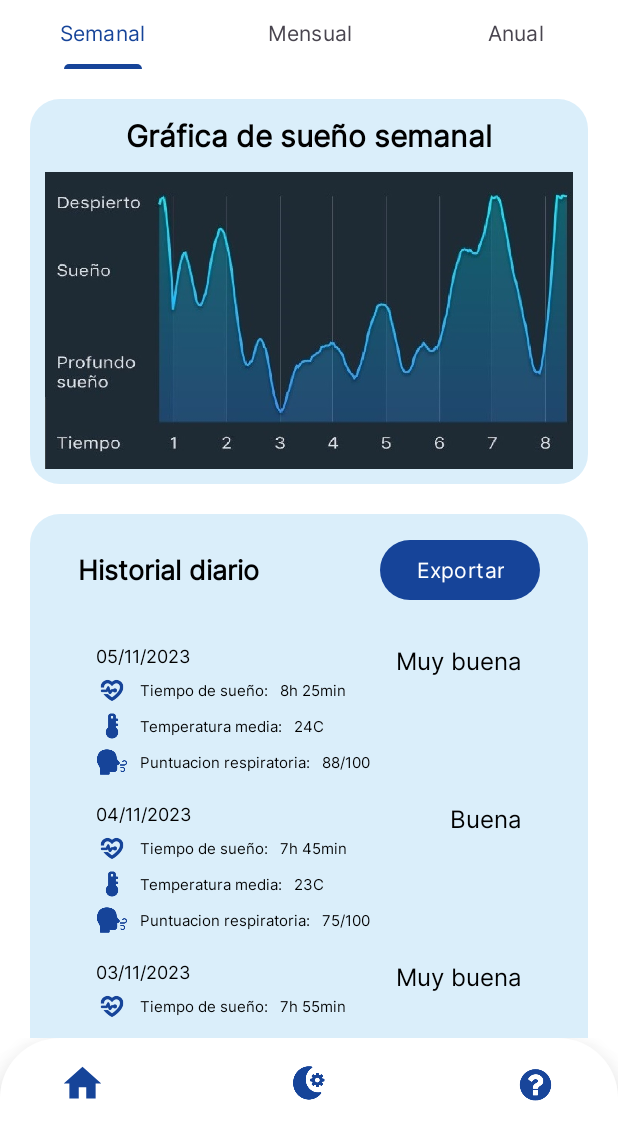
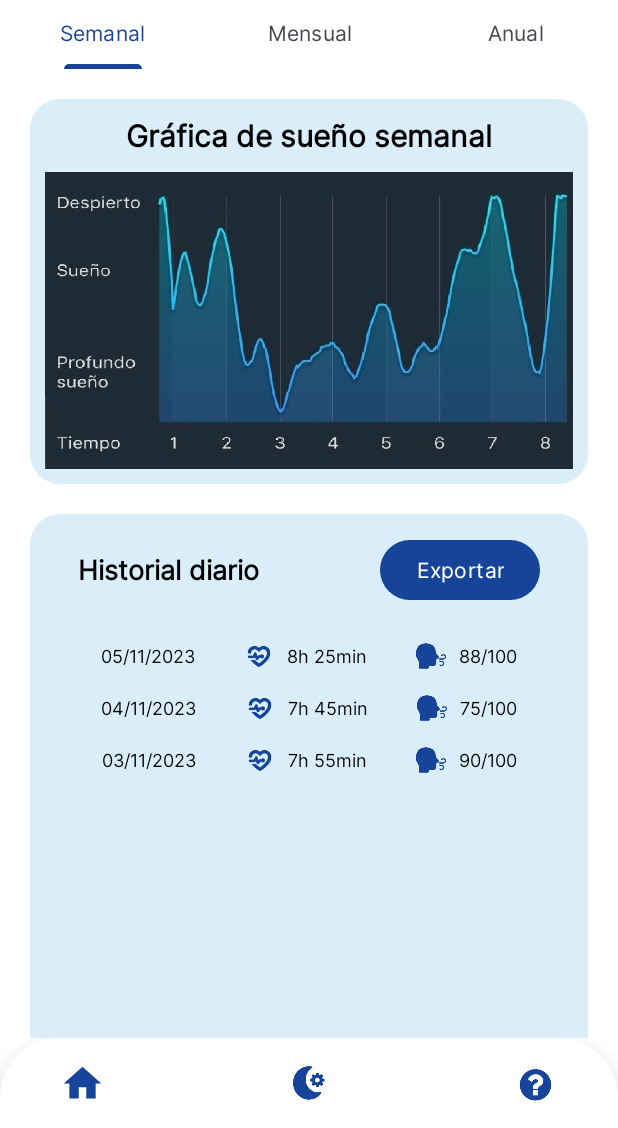
Before and after one commit to juandiazx/Hypnos, an Android app: the HistorialFragmentSemana screen opened directly, with no data from a screen before it, on a phone screen of 412 x 824 dp, the part 108-1236 px from its top. Run offline under Robolectric (Android 15) with nearby library versions, the phone set to English and light mode, and no system bars.

Commit message:
recyclerView interactivo funciona (por fin dios mio odio android)
no quiero hacer esto mas nunca

```diff
--- a/android/app/src/main/java/com/example/hypnosapp/historial/AdaptadorDias.java
+++ b/android/app/src/main/java/com/example/hypnosapp/historial/AdaptadorDias.java
@@ -1,4 +1,5 @@
 package com.example.hypnosapp.historial;
+
 import android.content.Context;
 import android.view.LayoutInflater;
 import android.view.View;
@@ -6,6 +7,7 @@ import android.view.ViewGroup;
 import android.widget.TextView;
 
 import androidx.annotation.NonNull;
+import androidx.constraintlayout.widget.ConstraintLayout;
 import androidx.recyclerview.widget.RecyclerView;
 
 import com.example.hypnosapp.R;
@@ -14,7 +16,8 @@ import java.util.List;
 
 public class AdaptadorDias extends RecyclerView.Adapter<AdaptadorDias.ViewHolder> {
     private Context context;
-    private List<DiaModel> listaDias; // Asegúrate de crear la clase DiaModel para representar la información de fecha y puntuación.
+    private List<DiaModel> listaDias;
+    private int expandedPosition = -1; // Posición del elemento expandido, -1 significa ninguno
 
     public AdaptadorDias(Context context, List<DiaModel> listaDias) {
         this.context = context;
@@ -24,14 +27,14 @@ public class AdaptadorDias extends RecyclerView.Adapter<AdaptadorDias.ViewHolder
     @NonNull
     @Override
     public ViewHolder onCreateViewHolder(@NonNull ViewGroup parent, int viewType) {
-        View view = LayoutInflater.from(context).inflate(R.layout.elemento_historial, parent, false);
+        View view = LayoutInflater.from(context).inflate(R.layout.elemento_historial_padre, parent, false);
         return new ViewHolder(view);
     }
 
     @Override
     public void onBindViewHolder(@NonNull ViewHolder holder, int position) {
         DiaModel dia = listaDias.get(position);
-        holder.bind(dia);
+        holder.bind(dia, position);
     }
 
     @Override
@@ -40,31 +43,80 @@ public class AdaptadorDias extends RecyclerView.Adapter<AdaptadorDias.ViewHolder
     }
 
     public class ViewHolder extends RecyclerView.ViewHolder {
-        // Declarar las vistas del elemento del RecyclerView aquí, por ejemplo, TextViews para fecha y puntuación.
-        TextView fechaTextView;
-        TextView puntuacionRespiratoriaTextView;
-        TextView puntuacionTextoTextview;
-        TextView temperaturaMediaTextView;
-        TextView tiempoSuenioTextView;
+        TextView fechaTextView, puntuacionRespiratoriaTextView, puntuacionTextoTextview, temperaturaMediaTextView, tiempoSuenioTextView;
+        TextView fechaCompletotv, puntRespiratoriaCompletotv, tiempoSuenioCompletoTv;
+        ConstraintLayout reducidoView, completoView;
+        boolean isExpanded = false; // Para rastrear el estado
 
         public ViewHolder(View itemView) {
             super(itemView);
-            // Inicializar las vistas aquí mediante findViewById con las referencias correctas
+            reducidoView = itemView.findViewById(R.id.elementoHistorialReducido);
+            completoView = itemView.findViewById(R.id.elementoHistorialCompleto);
+
             fechaTextView = itemView.findViewById(R.id.fechaElementoHistorial);
             puntuacionRespiratoriaTextView = itemView.findViewById(R.id.puntuacionRespiratoriaHistorial);
+            tiempoSuenioTextView = itemView.findViewById(R.id.tiempoSuenioHistorial);
+
+            fechaCompletotv = itemView.findViewById(R.id.fechaElementoHistorialCompleto);
+            puntRespiratoriaCompletotv = itemView.findViewById(R.id.puntuacionRespiratoriaHistorialCompleto);
+            tiempoSuenioCompletoTv = itemView.findViewById(R.id.tiempoSuenioHistorialCompleto);
             puntuacionTextoTextview = itemView.findViewById(R.id.puntuacionTextoHistorial);
             temperaturaMediaTextView = itemView.findViewById(R.id.temperaturaMediaHistorial);
-            tiempoSuenioTextView = itemView.findViewById(R.id.tiempoSuenioHistorial);
+
+            itemView.setOnClickListener(new View.OnClickListener() {
+                @Override
+                public void onClick(View v) {
+                    isExpanded = !isExpanded;
+                    updateView();
+                }
+            });
         }
 
-        public void bind(DiaModel dia) {
-            // Asigna los valores de fecha, puntuación, temperatura, tiempo de sueño, etc., a las vistas del elemento.
+        private void updateView() {
+            if (isExpanded) {
+                reducidoView.setVisibility(View.GONE);
+                completoView.setVisibility(View.VISIBLE);
+            } else {
+                reducidoView.setVisibility(View.VISIBLE);
+                completoView.setVisibility(View.GONE);
+            }
+        }
+
+        public void bind(DiaModel dia, final int position) {
             fechaTextView.setText(dia.getFecha());
             puntuacionRespiratoriaTextView.setText(dia.getPuntuacion());
+            tiempoSuenioTextView.setText(dia.getTiempoSuenio());
+
+            fechaCompletotv.setText(dia.getFecha());
+            puntRespiratoriaCompletotv.setText(dia.getPuntuacion());
+            tiempoSuenioCompletoTv.setText(dia.getTiempoSuenio());
             puntuacionTextoTextview.setText(dia.getPuntuacionTexto());
             temperaturaMediaTextView.setText(dia.getTemperaturaMedia());
-            tiempoSuenioTextView.setText(dia.getTiempoSuenio());
-            // Asigna otros valores según sea necesario
+
+            // Agrega un OnClickListener para alternar la visibilidad al hacer clic
+            itemView.setOnClickListener(new View.OnClickListener() {
+                @Override
+                public void onClick(View v) {
+                    if (position == expandedPosition) {
+                        expandedPosition = -1; // Si se hace clic en un elemento ya expandido, se contrae
+                    } else {
+                        expandedPosition = position; // Si se hace clic en un elemento, se expande
+                    }
+
+                    // Oculta elementoHistorialCompleto para otros elementos antes de mostrar el actual
+                    for (int i = 0; i < listaDias.size(); i++) {
+                        if (i != position) {
+                            notifyItemChanged(i);
+                        }
+                    }
+
+                    notifyDataSetChanged(); // Notifica al adaptador que los datos han cambiado
+                }
+            });
+
+            // Establece la visibilidad del diseño completo según si el elemento debe estar expandido o no
+            completoView.setVisibility(position == expandedPosition ? View.VISIBLE : View.GONE);
+            reducidoView.setVisibility(position == expandedPosition ? View.GONE : View.VISIBLE);
         }
     }
 }
--- a/android/app/src/main/res/layout/elemento_historial.xml
+++ b/android/app/src/main/res/layout/elemento_historial.xml
@@ -3,9 +3,11 @@
     xmlns:android="http://schemas.android.com/apk/res/android"
     xmlns:app="http://schemas.android.com/apk/res-auto"
     xmlns:tools="http://schemas.android.com/tools"
+    android:id="@+id/elementoHistorialCompleto"
     android:layout_width="match_parent"
     android:layout_height="wrap_content"
-    android:padding="4dp">
+    android:padding="4dp"
+    android:visibility="visible">
 
         <TextView
             android:id="@+id/puntuacionRespiratoriaHistorial"
--- /dev/null
+++ b/android/app/src/main/res/layout/elemento_historial_padre.xml
@@ -0,0 +1,220 @@
+<?xml version="1.0" encoding="utf-8"?>
+<androidx.constraintlayout.widget.ConstraintLayout
+    xmlns:android="http://schemas.android.com/apk/res/android"
+    xmlns:app="http://schemas.android.com/apk/res-auto"
+    xmlns:tools="http://schemas.android.com/tools"
+    android:layout_width="match_parent"
+    android:layout_height="wrap_content"
+    android:id="@+id/elementoHistorialPadre"
+    android:visibility="visible">
+
+    <androidx.constraintlayout.widget.ConstraintLayout
+        android:id="@+id/elementoHistorialReducido"
+        android:layout_width="match_parent"
+        android:layout_height="wrap_content"
+        android:padding="4dp"
+        android:visibility="visible"
+        app:layout_constraintBottom_toBottomOf="parent"
+        app:layout_constraintEnd_toEndOf="parent"
+        app:layout_constraintStart_toStartOf="parent"
+        app:layout_constraintTop_toTopOf="parent">
+
+        <TextView
+            android:id="@+id/puntuacionRespiratoriaHistorial"
+            android:layout_width="wrap_content"
+            android:layout_height="wrap_content"
+            android:layout_marginEnd="64dp"
+            android:text="88/100"
+            android:textSize="12sp"
+            app:layout_constraintBottom_toBottomOf="@+id/iconoPuntRespiratoria"
+            app:layout_constraintEnd_toEndOf="parent"
+            app:layout_constraintHorizontal_bias="0.5"
+            app:layout_constraintStart_toEndOf="@+id/iconoPuntRespiratoria"
+            app:layout_constraintTop_toTopOf="@+id/iconoPuntRespiratoria" />
+
+        <TextView
+            android:id="@+id/tiempoSuenioHistorial"
+            android:layout_width="wrap_content"
+            android:layout_height="wrap_content"
+            android:layout_marginEnd="32dp"
+            android:text="8h 25min"
+            android:textSize="12sp"
+            app:layout_constraintBottom_toBottomOf="@+id/iconoTiempoSuenio"
+            app:layout_constraintEnd_toStartOf="@+id/iconoPuntRespiratoria"
+            app:layout_constraintHorizontal_bias="0.5"
+            app:layout_constraintStart_toEndOf="@+id/iconoTiempoSuenio"
+            app:layout_constraintTop_toTopOf="@+id/iconoTiempoSuenio" />
+
+        <ImageView
+            android:id="@+id/iconoTiempoSuenio"
+            android:layout_width="21dp"
+            android:layout_height="20dp"
+            android:layout_marginStart="32dp"
+            android:layout_marginEnd="8dp"
+            android:contentDescription="fotografía"
+            android:src="@drawable/icons8_health_64"
+            app:layout_constraintBottom_toBottomOf="@+id/fechaElementoHistorial"
+            app:layout_constraintEnd_toStartOf="@+id/tiempoSuenioHistorial"
+            app:layout_constraintHorizontal_bias="0.5"
+            app:layout_constraintStart_toEndOf="@+id/fechaElementoHistorial"
+            app:layout_constraintTop_toTopOf="@+id/fechaElementoHistorial" />
+
+        <ImageView
+            android:id="@+id/iconoPuntRespiratoria"
+            android:layout_width="21dp"
+            android:layout_height="20dp"
+            android:layout_marginEnd="8dp"
+            android:contentDescription="fotografía"
+            android:src="@drawable/icons8_breath_100"
+            app:layout_constraintBottom_toBottomOf="@+id/iconoTiempoSuenio"
+            app:layout_constraintEnd_toStartOf="@+id/puntuacionRespiratoriaHistorial"
+            app:layout_constraintHorizontal_bias="0.5"
+            app:layout_constraintStart_toEndOf="@+id/tiempoSuenioHistorial"
+            app:layout_constraintTop_toTopOf="@+id/iconoTiempoSuenio" />
+
+        <TextView
+            android:id="@+id/fechaElementoHistorial"
+            android:layout_width="wrap_content"
+            android:layout_height="wrap_content"
+            android:layout_marginStart="64dp"
+            android:layout_marginTop="8dp"
+            android:text="05/11/2023"
+            android:textSize="12sp"
+            app:layout_constraintEnd_toStartOf="@+id/iconoTiempoSuenio"
+            app:layout_constraintHorizontal_bias="0.5"
+            app:layout_constraintStart_toStartOf="parent"
+            app:layout_constraintTop_toTopOf="parent" />
+
+    </androidx.constraintlayout.widget.ConstraintLayout>
+
+    <androidx.constraintlayout.widget.ConstraintLayout
+        android:id="@+id/elementoHistorialCompleto"
+        android:layout_width="match_parent"
+        android:layout_height="wrap_content"
+        android:padding="4dp"
+        android:visibility="gone"
+        app:layout_constraintBottom_toBottomOf="parent"
+        app:layout_constraintEnd_toEndOf="parent"
+        app:layout_constraintStart_toStartOf="parent"
+        app:layout_constraintTop_toTopOf="parent">
+
+        <TextView
+            android:id="@+id/puntuacionRespiratoriaHistorialCompleto"
+            android:layout_width="wrap_content"
+            android:layout_height="wrap_content"
+            android:layout_marginStart="8dp"
+            android:text="88/100"
+            android:textSize="10sp"
+            app:layout_constraintBottom_toBottomOf="@+id/iconoPuntRespiratoriaCompleto"
+            app:layout_constraintStart_toEndOf="@+id/textView22"
+            app:layout_constraintTop_toTopOf="@+id/iconoPuntRespiratoriaCompleto" />
+
+        <TextView
+            android:id="@+id/temperaturaMediaHistorial"
+            android:layout_width="wrap_content"
+            android:layout_height="wrap_content"
+            android:layout_marginStart="8dp"
+            android:text="24C"
+            android:textSize="10sp"
+            app:layout_constraintBottom_toBottomOf="@+id/iconoTempMedia"
+            app:layout_constraintStart_toEndOf="@+id/textView19"
+            app:layout_constraintTop_toTopOf="@+id/iconoTempMedia" />
+
+        <TextView
+            android:id="@+id/tiempoSuenioHistorialCompleto"
+            android:layout_width="wrap_content"
+            android:layout_height="wrap_content"
+            android:layout_marginStart="8dp"
+            android:text="8h 25min"
+            android:textSize="10sp"
+            app:layout_constraintBottom_toBottomOf="@+id/iconoTiempoSuenioCompleto"
+            app:layout_constraintStart_toEndOf="@+id/textView21"
+            app:layout_constraintTop_toTopOf="@+id/iconoTiempoSuenioCompleto" />
+
+        <TextView
+            android:id="@+id/textView21"
+            android:layout_width="wrap_content"
+            android:layout_height="wrap_content"
+            android:layout_marginStart="8dp"
+            android:text="Tiempo de sueño:"
+            android:textSize="10sp"
+            app:layout_constraintBottom_toBottomOf="@+id/iconoTiempoSuenioCompleto"
+            app:layout_constraintStart_toEndOf="@+id/iconoTiempoSuenioCompleto"
+            app:layout_constraintTop_toTopOf="@+id/iconoTiempoSuenioCompleto" />
+
+        <TextView
+            android:id="@+id/textView22"
+            android:layout_width="wrap_content"
+            android:layout_height="wrap_content"
+            android:layout_marginStart="8dp"
+            android:text="Puntuacion respiratoria:"
+            android:textSize="10sp"
+            app:layout_constraintBottom_toBottomOf="@+id/iconoPuntRespiratoriaCompleto"
+            app:layout_constraintStart_toEndOf="@+id/iconoTiempoSuenioCompleto"
+            app:layout_constraintTop_toTopOf="@+id/iconoPuntRespiratoriaCompleto" />
+
+        <TextView
+            android:id="@+id/textView19"
+            android:layout_width="wrap_content"
+            android:layout_height="wrap_content"
+            android:layout_marginStart="8dp"
+            android:text="Temperatura media:"
+            android:textSize="10sp"
+            app:layout_constraintBottom_toBottomOf="@+id/iconoTempMedia"
+            app:layout_constraintStart_toEndOf="@+id/iconoTiempoSuenioCompleto"
+            app:layout_constraintTop_toTopOf="@+id/iconoTempMedia" />
+
+        <ImageView
+            android:id="@+id/iconoTiempoSuenioCompleto"
+            android:layout_width="21dp"
+            android:layout_height="20dp"
+            android:layout_marginTop="4dp"
+            android:contentDescription="fotografía"
+            android:src="@drawable/icons8_health_64"
+            app:layout_constraintStart_toStartOf="@+id/fechaElementoHistorialCompleto"
+            app:layout_constraintTop_toBottomOf="@+id/fechaElementoHistorialCompleto" />
+
+        <ImageView
+            android:id="@+id/iconoTempMedia"
+            android:layout_width="21dp"
+            android:layout_height="20dp"
+            android:layout_marginTop="4dp"
+            android:contentDescription="fotografía"
+            android:src="@drawable/icons8_temperature_96"
+            app:layout_constraintStart_toStartOf="@+id/iconoTiempoSuenioCompleto"
+            app:layout_constraintTop_toBottomOf="@+id/iconoTiempoSuenioCompleto" />
+
+        <ImageView
+            android:id="@+id/iconoPuntRespiratoriaCompleto"
+            android:layout_width="21dp"
+            android:layout_height="20dp"
+            android:layout_marginTop="4dp"
+            android:contentDescription="fotografía"
+            android:src="@drawable/icons8_breath_100"
+            app:layout_constraintStart_toStartOf="@+id/iconoTiempoSuenioCompleto"
+            app:layout_constraintTop_toBottomOf="@+id/iconoTempMedia" />
+
+        <TextView
+            android:id="@+id/fechaElementoHistorialCompleto"
+            android:layout_width="wrap_content"
+            android:layout_height="wrap_content"
+            android:layout_marginStart="8dp"
+            android:layout_marginTop="8dp"
+            android:text="05/11/2023"
+            android:textSize="12sp"
+            app:layout_constraintStart_toStartOf="parent"
+            app:layout_constraintTop_toTopOf="parent" />
+
+        <TextView
+            android:id="@+id/puntuacionTextoHistorial"
+            android:layout_width="wrap_content"
+            android:layout_height="wrap_content"
+            android:layout_marginTop="8dp"
+            android:layout_marginEnd="8dp"
+            android:text="aqui va bueno"
+            android:textSize="16sp"
+            app:layout_constraintEnd_toEndOf="parent"
+            app:layout_constraintTop_toTopOf="parent" />
+    </androidx.constraintlayout.widget.ConstraintLayout>
+
+</androidx.constraintlayout.widget.ConstraintLayout>
--- /dev/null
+++ b/android/app/src/main/res/layout/elemento_historial_reducido.xml
@@ -0,0 +1,77 @@
+<?xml version="1.0" encoding="utf-8"?>
+<androidx.constraintlayout.widget.ConstraintLayout xmlns:android="http://schemas.android.com/apk/res/android"
+    xmlns:app="http://schemas.android.com/apk/res-auto"
+    xmlns:tools="http://schemas.android.com/tools"
+    android:layout_width="match_parent"
+    android:layout_height="wrap_content"
+    android:id="@+id/elementoHistorialReducido"
+    android:padding="4dp"
+    android:visibility="visible">
+
+    <TextView
+        android:id="@+id/puntuacionRespiratoriaHistorial"
+        android:layout_width="wrap_content"
+        android:layout_height="wrap_content"
+        android:layout_marginEnd="64dp"
+        android:text="88/100"
+        android:textSize="12sp"
+        app:layout_constraintBottom_toBottomOf="@+id/iconoPuntRespiratoria"
+        app:layout_constraintEnd_toEndOf="parent"
+        app:layout_constraintHorizontal_bias="0.5"
+        app:layout_constraintStart_toEndOf="@+id/iconoPuntRespiratoria"
+        app:layout_constraintTop_toTopOf="@+id/iconoPuntRespiratoria" />
+
+    <TextView
+        android:id="@+id/tiempoSuenioHistorial"
+        android:layout_width="wrap_content"
+        android:layout_height="wrap_content"
+        android:layout_marginEnd="32dp"
+        android:text="8h 25min"
+        android:textSize="12sp"
+        app:layout_constraintBottom_toBottomOf="@+id/iconoTiempoSuenio"
+        app:layout_constraintEnd_toStartOf="@+id/iconoPuntRespiratoria"
+        app:layout_constraintHorizontal_bias="0.5"
+        app:layout_constraintStart_toEndOf="@+id/iconoTiempoSuenio"
+        app:layout_constraintTop_toTopOf="@+id/iconoTiempoSuenio" />
+
+    <ImageView
+        android:id="@+id/iconoTiempoSuenio"
+        android:layout_width="21dp"
+        android:layout_height="20dp"
+        android:layout_marginStart="32dp"
+        android:layout_marginEnd="8dp"
+        android:contentDescription="fotografía"
+        android:src="@drawable/icons8_health_64"
+        app:layout_constraintBottom_toBottomOf="@+id/fechaElementoHistorial"
+        app:layout_constraintEnd_toStartOf="@+id/tiempoSuenioHistorial"
+        app:layout_constraintHorizontal_bias="0.5"
+        app:layout_constraintStart_toEndOf="@+id/fechaElementoHistorial"
+        app:layout_constraintTop_toTopOf="@+id/fechaElementoHistorial" />
+
+    <ImageView
+        android:id="@+id/iconoPuntRespiratoria"
+        android:layout_width="21dp"
+        android:layout_height="20dp"
+        android:layout_marginEnd="8dp"
+        android:contentDescription="fotografía"
+        android:src="@drawable/icons8_breath_100"
+        app:layout_constraintBottom_toBottomOf="@+id/iconoTiempoSuenio"
+        app:layout_constraintEnd_toStartOf="@+id/puntuacionRespiratoriaHistorial"
+        app:layout_constraintHorizontal_bias="0.5"
+        app:layout_constraintStart_toEndOf="@+id/tiempoSuenioHistorial"
+        app:layout_constraintTop_toTopOf="@+id/iconoTiempoSuenio" />
+
+    <TextView
+        android:id="@+id/fechaElementoHistorial"
+        android:layout_width="wrap_content"
+        android:layout_height="wrap_content"
+        android:layout_marginStart="64dp"
+        android:layout_marginTop="8dp"
+        android:text="05/11/2023"
+        android:textSize="12sp"
+        app:layout_constraintEnd_toStartOf="@+id/iconoTiempoSuenio"
+        app:layout_constraintHorizontal_bias="0.5"
+        app:layout_constraintStart_toStartOf="parent"
+        app:layout_constraintTop_toTopOf="parent" />
+
+</androidx.constraintlayout.widget.ConstraintLayout>
```
Lines whose indentation alone changed are shown as unchanged.
